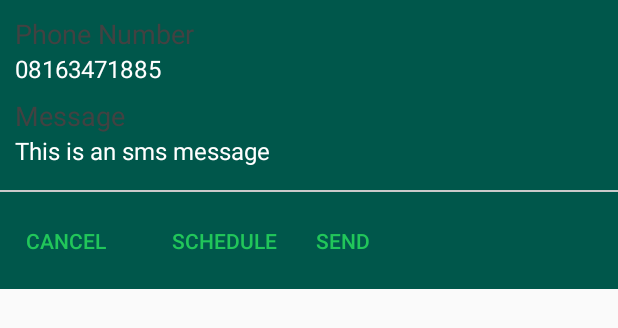
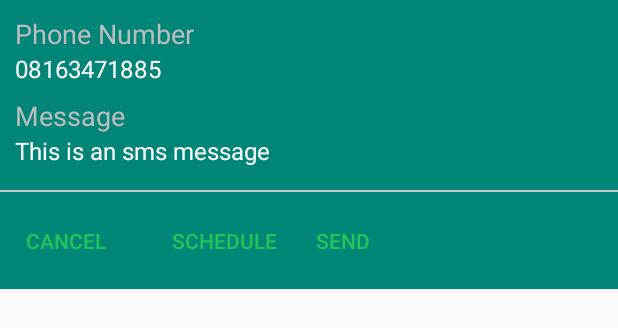
Before and after one commit to ayosol/hngstrikework_app, an Android app: the layout items_detials_dialog.xml on its own in the app's theme, with its tools: preview values and no code run, on a phone screen of 412 x 824 dp. Shown: the top 328 px of the screen. Run offline under Robolectric (Android 15) with nearby library versions, the phone set to English and light mode, and no system bars.

Commit message:
made minor UI changes

```diff
--- a/app/src/main/res/layout/item_recently_opened_rv.xml
+++ b/app/src/main/res/layout/item_recently_opened_rv.xml
@@ -1,8 +1,8 @@
 <?xml version="1.0" encoding="utf-8"?>
 <android.support.v7.widget.CardView xmlns:android="http://schemas.android.com/apk/res/android"
+    xmlns:app="http://schemas.android.com/apk/res-auto"
     android:layout_width="match_parent"
     android:layout_height="wrap_content"
-    xmlns:app="http://schemas.android.com/apk/res-auto"
     android:layout_marginBottom="5dp"
     android:layout_marginEnd="5dp"
     android:layout_marginStart="5dp"
@@ -12,7 +12,8 @@
     <RelativeLayout
         android:layout_width="match_parent"
         android:layout_height="wrap_content"
-        android:minHeight="80dp">
+        android:minHeight="80dp"
+        android:paddingBottom="10dp">
 
         <TextView
             android:id="@+id/recently_opened_rv_item_title"
--- a/app/src/main/res/layout/items_detials_dialog.xml
+++ b/app/src/main/res/layout/items_detials_dialog.xml
@@ -2,7 +2,7 @@
 <LinearLayout xmlns:android="http://schemas.android.com/apk/res/android"
     android:layout_width="match_parent"
     android:layout_height="wrap_content"
-    android:background="@color/colorPrimaryDark"
+    android:background="@color/colorPrimary"
     android:orientation="vertical">
 
     <LinearLayout
@@ -16,7 +16,7 @@
             android:layout_width="wrap_content"
             android:layout_height="wrap_content"
             android:text="Phone Number"
-            android:textColor="#424242"
+            android:textColor="#BDBDBD"
             android:textSize="18sp" />
 
         <TextView
@@ -32,7 +32,7 @@
             android:layout_height="wrap_content"
             android:layout_marginTop="8dp"
             android:text="Message"
-            android:textColor="#424242"
+            android:textColor="#BDBDBD"
             android:textSize="18sp" />
 
         <TextView
```
